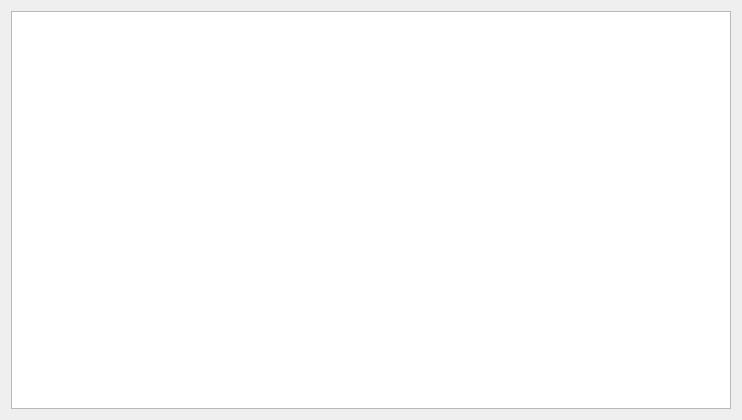
Qt form src/selectview/selectwindow.ui (wisaly/taikosanro) before a commit.
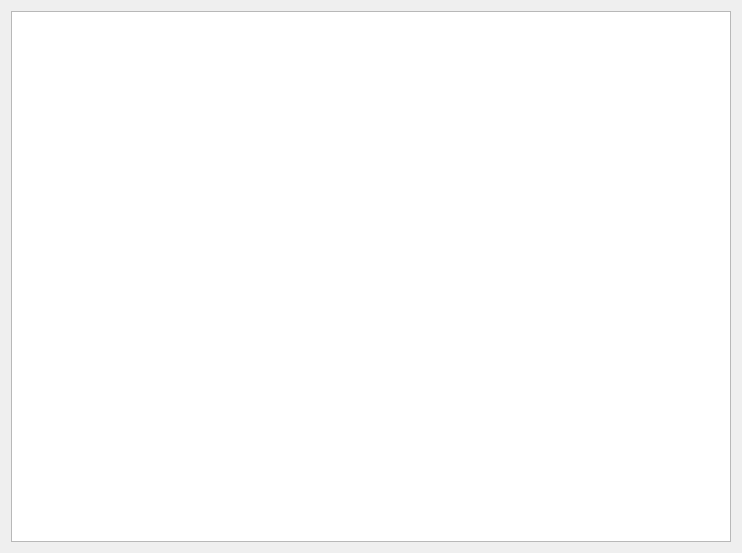
The same form after that commit.

Diff of the .ui file:
```diff
--- a/src/selectview/selectwindow.ui
+++ b/src/selectview/selectwindow.ui
@@ -7,7 +7,7 @@
     <x>0</x>
     <y>0</y>
     <width>742</width>
-    <height>420</height>
+    <height>553</height>
    </rect>
   </property>
   <property name="windowTitle">
```
